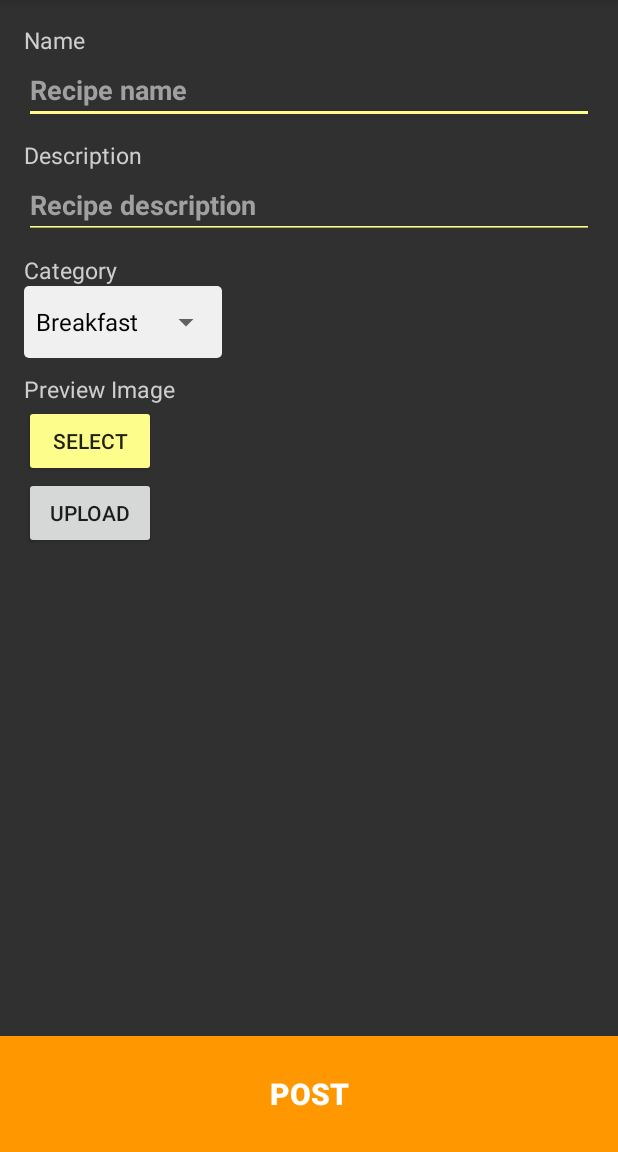
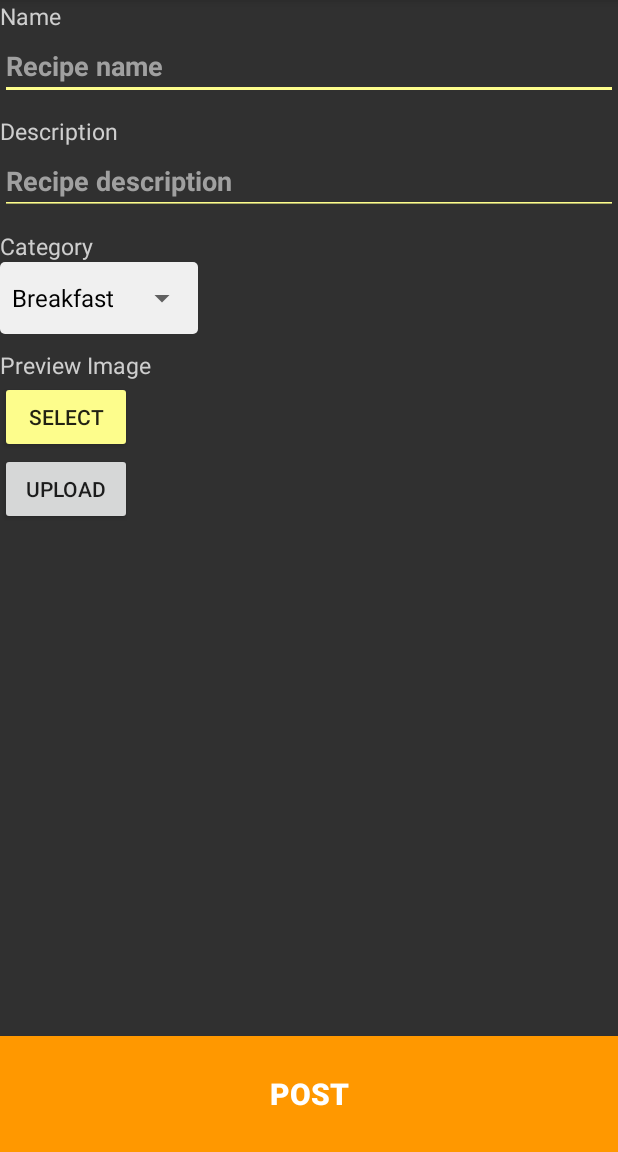
Before and after one commit to natthapach/01418346-Project-1, an Android app: the EditRecipeActivity screen opened directly, with no data from a screen before it, on a phone screen of 412 x 824 dp, the part 84-1236 px from its top. Run offline under Robolectric (Android 15) with nearby library versions, the phone set to English and light mode, and no system bars; our stand-ins replace Firebase (no records; nobody signed in at launch, a user with empty details on screens opened directly).

Commit message:
implement edit ingredient fragment, add view pager to edit activity

```diff
--- a/app/src/main/java/cs/sci/ku/cookyalpha/activities/EditRecipeActivity.java
+++ b/app/src/main/java/cs/sci/ku/cookyalpha/activities/EditRecipeActivity.java
@@ -1,11 +1,14 @@
 package cs.sci.ku.cookyalpha.activities;
 
 import android.os.Bundle;
+import android.support.v4.app.Fragment;
+import android.support.v4.app.FragmentStatePagerAdapter;
+import android.support.v4.view.ViewPager;
 import android.support.v7.app.AppCompatActivity;
 
 import cs.sci.ku.cookyalpha.R;
-import cs.sci.ku.cookyalpha.fragments.EditRecipePreviewFragment;
-import cs.sci.ku.cookyalpha.fragments.GlobalRecipeListFragment;
+import cs.sci.ku.cookyalpha.fragments.recipe.editor.EditRecipeIngredientsFragment;
+import cs.sci.ku.cookyalpha.fragments.recipe.editor.EditRecipePreviewFragment;
 
 /**
  * Created by MegapiesPT on 14/11/2560.
@@ -13,21 +16,45 @@ import cs.sci.ku.cookyalpha.fragments.GlobalRecipeListFragment;
 
 public class EditRecipeActivity extends AppCompatActivity {
 
+    private ViewPager viewPager;
+    private EditRecipePreviewFragment editPreviewFragment;
+    private EditRecipeIngredientsFragment editIngredientsFragment;
+
     @Override
     protected void onCreate(Bundle savedInstanceState) {
         super.onCreate(savedInstanceState);
         setContentView(R.layout.activity_edit_recipe);
 
-        if (savedInstanceState == null){
-            getSupportFragmentManager().beginTransaction()
-                    .add(R.id.container_frame, EditRecipePreviewFragment.newInstance())
-                    .commit();
-        }
+//        if (savedInstanceState == null){
+//            getSupportFragmentManager().beginTransaction()
+//                    .add(R.id.container_frame, EditRecipeIngredientsFragment.newInstance())
+//                    .commit();
+//        }
         initInstance();
     }
 
     private void initInstance() {
+        editPreviewFragment = EditRecipePreviewFragment.newInstance();
+        editIngredientsFragment = EditRecipeIngredientsFragment.newInstance();
 
+        viewPager = findViewById(R.id.viewPager);
+        viewPager.setAdapter(new FragmentStatePagerAdapter(getSupportFragmentManager()) {
+            @Override
+            public int getCount() {
+                return 2;
+            }
+
+            @Override
+            public Fragment getItem(int position) {
+                switch (position){
+                    case 0 :
+                        return editPreviewFragment;
+                    case 1 :
+                        return editIngredientsFragment;
+                }
+                return null;
+            }
+        });
     }
 
 
--- a/app/src/main/java/cs/sci/ku/cookyalpha/fragments/PreviewRecipeFragment.java
+++ b/app/src/main/java/cs/sci/ku/cookyalpha/fragments/recipe/display/PreviewRecipeFragment.java
@@ -1,4 +1,4 @@
-package cs.sci.ku.cookyalpha.fragments;
+package cs.sci.ku.cookyalpha.fragments.recipe.display;
 
 import android.os.Bundle;
 import android.support.annotation.Nullable;
--- /dev/null
+++ b/app/src/main/java/cs/sci/ku/cookyalpha/fragments/recipe/editor/EditRecipeIngredientsFragment.java
@@ -0,0 +1,106 @@
+package cs.sci.ku.cookyalpha.fragments.recipe.editor;
+
+import android.content.DialogInterface;
+import android.os.Bundle;
+import android.support.annotation.Nullable;
+import android.support.design.widget.FloatingActionButton;
+import android.support.v4.app.Fragment;
+import android.support.v7.app.AlertDialog;
+import android.view.LayoutInflater;
+import android.view.View;
+import android.view.ViewGroup;
+import android.widget.BaseAdapter;
+import android.widget.EditText;
+import android.widget.ListView;
+
+import java.util.ArrayList;
+import java.util.List;
+
+import cs.sci.ku.cookyalpha.R;
+import cs.sci.ku.cookyalpha.dao.Ingredient;
+import cs.sci.ku.cookyalpha.views.IngredientItemView;
+
+/**
+ * Created by MegapiesPT on 15/11/2560.
+ */
+
+public class EditRecipeIngredientsFragment extends Fragment {
+
+    private FloatingActionButton newButton;
+    private ListView ingredientsListView;
+    private List<Ingredient> ingredients;
+    private BaseAdapter ingredientsAdapter;
+
+    public static EditRecipeIngredientsFragment newInstance(){
+        EditRecipeIngredientsFragment instance = new EditRecipeIngredientsFragment();
+
+        return instance;
+    }
+
+    @Override
+    public void onCreate(@Nullable Bundle savedInstanceState) {
+        super.onCreate(savedInstanceState);
+
+    }
+
+    @Nullable
+    @Override
+    public View onCreateView(LayoutInflater inflater, @Nullable ViewGroup container, @Nullable Bundle savedInstanceState) {
+        View rootView = inflater.inflate(R.layout.fragment_edit_ingredients, container, false);
+        initInstance(rootView);
+        return rootView;
+    }
+
+    private void initInstance(View rootView) {
+        ingredients = new ArrayList<>();
+        newButton = rootView.findViewById(R.id.btn_new);
+        ingredientsListView = rootView.findViewById(R.id.lv_ingredients);
+
+        newButton.setOnClickListener(new View.OnClickListener() {
+            @Override
+            public void onClick(View view) {
+                final View dialogView = getLayoutInflater().inflate(R.layout.view_ingredient_property, null);
+                new AlertDialog.Builder(getContext())
+                            .setView(dialogView)
+                            .setPositiveButton(R.string.ingredient_submit, new DialogInterface.OnClickListener() {
+                                @Override
+                                public void onClick(DialogInterface dialogInterface, int i) {
+                                    EditText nameEditText = dialogView.findViewById(R.id.et_name);
+                                    EditText amtEditText = dialogView.findViewById(R.id.et_amt);
+                                    Ingredient ingredient = new Ingredient(nameEditText.getText().toString(), amtEditText.getText().toString());
+                                    ingredients.add(ingredient);
+                                    ingredientsAdapter.notifyDataSetChanged();
+                                }
+                            })
+                            .create()
+                            .show();
+            }
+        });
+        ingredientsAdapter = new BaseAdapter() {
+            @Override
+            public int getCount() {
+                return ingredients.size();
+            }
+
+            @Override
+            public Object getItem(int i) {
+                return ingredients.get(i);
+            }
+
+            @Override
+            public long getItemId(int i) {
+                return 0;
+            }
+
+            @Override
+            public View getView(int i, View view, ViewGroup viewGroup) {
+                if (view == null)
+                    view = new IngredientItemView(getContext());
+                IngredientItemView iview = (IngredientItemView) view;
+                iview.setIngredient(ingredients.get(i));
+                return iview;
+            }
+        };
+        ingredientsListView.setAdapter(ingredientsAdapter);
+    }
+}
--- a/app/src/main/java/cs/sci/ku/cookyalpha/fragments/EditRecipePreviewFragment.java
+++ b/app/src/main/java/cs/sci/ku/cookyalpha/fragments/recipe/editor/EditRecipePreviewFragment.java
@@ -1,4 +1,4 @@
-package cs.sci.ku.cookyalpha.fragments;
+package cs.sci.ku.cookyalpha.fragments.recipe.editor;
 
 import android.content.Intent;
 import android.graphics.Bitmap;
@@ -16,9 +16,6 @@ import android.widget.Button;
 import android.widget.EditText;
 import android.widget.ImageView;
 import android.widget.Spinner;
-import android.widget.SpinnerAdapter;
-
-import com.google.firebase.storage.StorageReference;
 
 import java.io.ByteArrayOutputStream;
 
--- a/app/src/main/res/layout/activity_edit_recipe.xml
+++ b/app/src/main/res/layout/activity_edit_recipe.xml
@@ -2,15 +2,21 @@
 <LinearLayout xmlns:android="http://schemas.android.com/apk/res/android"
     android:orientation="vertical" android:layout_width="match_parent"
     android:layout_height="match_parent">
-    <FrameLayout
+    <!--<FrameLayout-->
+        <!--android:background="@color/DarkBackground"-->
+        <!--android:paddingRight="@dimen/spacing"-->
+        <!--android:paddingLeft="@dimen/spacing"-->
+        <!--android:paddingTop="@dimen/spacing"-->
+        <!--android:id="@+id/container_frame"-->
+        <!--android:layout_width="match_parent"-->
+        <!--android:layout_height="0dp"-->
+        <!--android:layout_weight="9"/>-->
+    <android.support.v4.view.ViewPager
+        android:id="@+id/viewPager"
         android:background="@color/DarkBackground"
-        android:paddingRight="@dimen/spacing"
-        android:paddingLeft="@dimen/spacing"
-        android:paddingTop="@dimen/spacing"
-        android:id="@+id/container_frame"
+        android:layout_weight="9"
         android:layout_width="match_parent"
-        android:layout_height="0dp"
-        android:layout_weight="9"/>
+        android:layout_height="0dp"/>
     <Button
         style="@style/Header1.Light"
         android:textColor="#FFF"
--- a/app/src/main/res/values/dimens.xml
+++ b/app/src/main/res/values/dimens.xml
@@ -3,4 +3,5 @@
     <dimen name="recipe_owner_icon">50dp</dimen>
     <dimen name="inner_padding">10dp</dimen>
     <dimen name="spacing">16dp</dimen>
+    <dimen name="fab_margin">16dp</dimen>
 </resources>
```
Also changed, not shown: app/src/main/AndroidManifest.xml (+5 -4 lines), app/src/main/java/cs/sci/ku/cookyalpha/activities/RecipeActivity.java (+3 -5 lines), app/src/main/java/cs/sci/ku/cookyalpha/fragments/recipe/display/IngredientListFragment.java (renamed from app/src/main/java/cs/sci/ku/cookyalpha/fragments/ProcedureListFragment.java, +18 -25 lines), app/src/main/java/cs/sci/ku/cookyalpha/fragments/recipe/display/ProcedureListFragment.java (renamed from app/src/main/java/cs/sci/ku/cookyalpha/fragments/IngredientListFragment.java, +25 -19 lines), app/src/main/res/layout/fragment_edit_ingredients.xml (+17 -2 lines), app/src/main/res/layout/view_ingredient_property.xml (added, +40 -0 lines), app/src/main/res/values/strings.xml (+10 -0 lines), app/src/main/res/values/styles.xml (+17 -0 lines).
